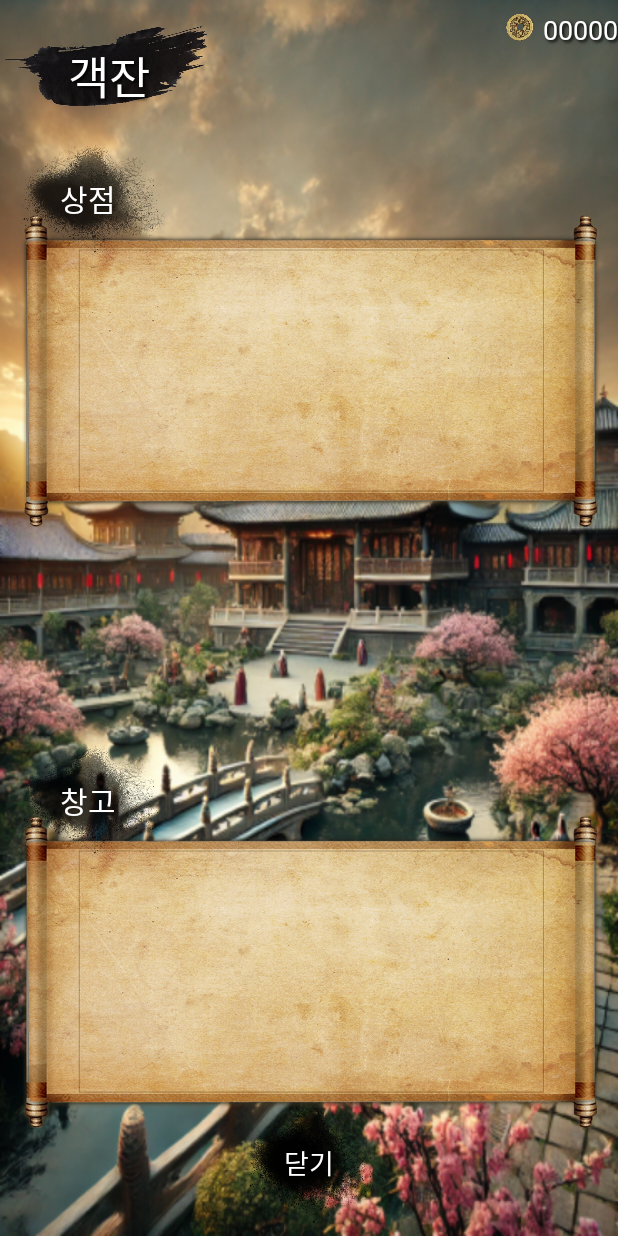
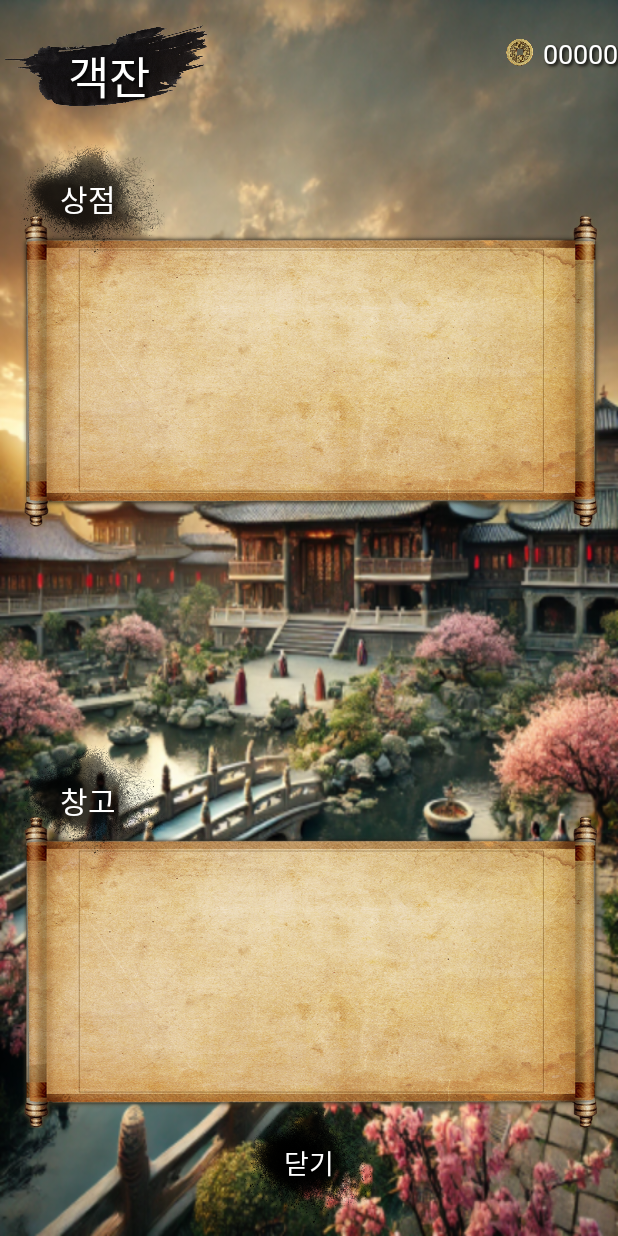
Before and after one commit to jongchan159/Madcamp_Week3_Front, an Android app built with Jetpack Compose: the layout activity_store.xml on its own in the app's theme, with its tools: preview values and no code run, on a phone screen of 412 x 824 dp. Run offline under Robolectric (Android 15) with nearby library versions, the light colour scheme and no system bars.

Commit message:
최종 ui수정

```diff
--- a/app/src/main/java/com/example/project3/Store/InvenAdapter.kt
+++ b/app/src/main/java/com/example/project3/Store/InvenAdapter.kt
@@ -51,11 +51,11 @@ class InvenAdapter(
         }
 
         // 버튼 텍스트 및 상태 설정
-/*        if (invenItem.item_id == equippedItemId) {
+        if (invenItem.item_id == equippedItemId) {
             holder.button.text = "착용중"
         } else {
             holder.button.text = "착용하기"
-        }*/
+        }
 
         holder.button.setOnClickListener {
             listener.onEquipButtonClick(invenItem)
--- a/app/src/main/res/layout/activity_main.xml
+++ b/app/src/main/res/layout/activity_main.xml
@@ -14,7 +14,7 @@
         android:layout_width="220dp"
         android:layout_height="wrap_content"
         android:layout_centerInParent="true"
-        android:layout_marginBottom="80dp"
+        android:layout_marginBottom="70dp"
         app:layout_constraintBottom_toBottomOf="parent"
         app:layout_constraintEnd_toEndOf="parent"
         app:layout_constraintHorizontal_bias="0.472"
--- a/app/src/main/res/layout/activity_store.xml
+++ b/app/src/main/res/layout/activity_store.xml
@@ -36,7 +36,7 @@
         android:id="@+id/text_coin"
         android:layout_width="wrap_content"
         android:layout_height="wrap_content"
-        android:layout_marginTop="7dp"
+        android:layout_marginTop="23dp"
         android:fontFamily="@font/font1"
         android:shadowColor="#000000"
         android:shadowDx="2"
@@ -52,7 +52,7 @@
         android:id="@+id/imageCoin"
         android:layout_width="30dp"
         android:layout_height="30dp"
-        android:layout_marginTop="3dp"
+        android:layout_marginTop="20dp"
         android:layout_marginEnd="50dp"
         android:shadowColor="#000000"
         android:shadowDx="2"
```
Also changed, not shown: app/src/main/res/layout/ranking_list.xml (+5 -4 lines), app/src/main/res/drawable/default_char.png (deleted), app/src/main/res/raw/default_char.gif, app/src/main/res/raw/ironman.gif, app/src/main/res/raw/musa.gif, app/src/main/res/raw/rabbit.gif.
